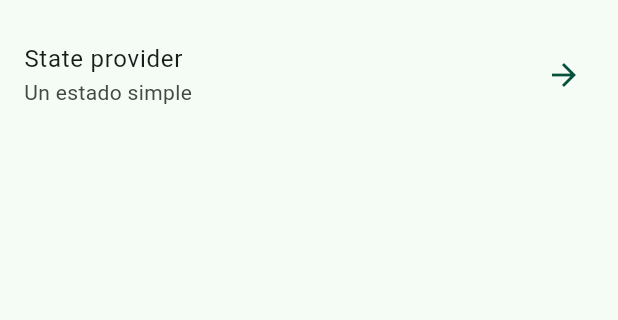
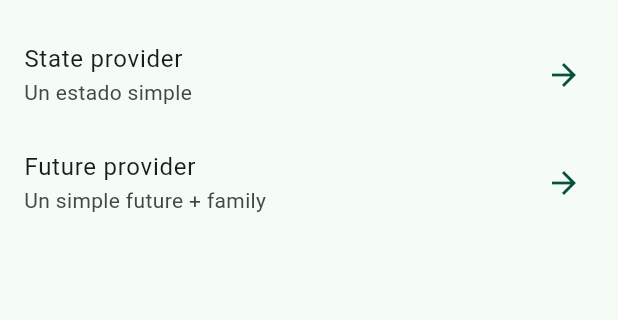
Before and after one commit to kervisvasquez1993/riverpod-riverapp, a Flutter app: the screen it shows after launch, on a phone screen of 412 x 824 dp, the part 63-383 px from its top. Run offline on Flutter 3.47's test engine with Material 3 defaults, Android fonts, the phone set to English and light mode, and no system bars; our stand-ins replace dio, flutter_riverpod, go_router, google_fonts; missing offline and left inert: random_name_generator.

Commit message:
future provider con pokmon

```diff
--- a/lib/config/config.dart
+++ b/lib/config/config.dart
@@ -1,3 +1,4 @@
 export 'theme/app_theme.dart';
 export 'router/app_router.dart';
 export 'helpers/random_generator.dart';
+export 'helpers/pokemon_service.dart';
--- a/lib/config/router/app_router.dart
+++ b/lib/config/router/app_router.dart
@@ -7,6 +7,9 @@ final appRouter = GoRouter(
     builder: (context, state) => const HomeScreen(),),
     GoRoute(path: '/state-provider',
     builder: (context, state) => StateProviderScreen(),
+    ),
+    GoRoute(path: '/future-provider',
+    builder: (context, state) => PokemonScreen(),
     )
   ]
 );
--- a/lib/presentation/providers/providers.dart
+++ b/lib/presentation/providers/providers.dart
@@ -1 +1,2 @@
 export 'random_name_provider.dart';
+export 'pokemon_provider.dart';
--- a/lib/presentation/screens/home/home_screen.dart
+++ b/lib/presentation/screens/home/home_screen.dart
@@ -24,10 +24,14 @@ class _HomeScreenView extends StatelessWidget {
   @override
   Widget build(BuildContext context) {
     return ListView(
-      children: [
+      children: const[
         _CustomListTile(title: 'State provider',
         subtitle: 'Un estado simple',
-        location: '/state-provider')
+        location: '/state-provider'),
+        _CustomListTile(
+        title: 'Future provider',
+        subtitle: 'Un simple future + family',
+        location: '/future-provider')
       ],
     );
   }
--- a/lib/presentation/screens/screens.dart
+++ b/lib/presentation/screens/screens.dart
@@ -1,2 +1,3 @@
 export 'home/home_screen.dart';
 export '01_state_provider/state_provider_screen.dart';
+export '02_future_provider/pokemon_screen.dart';
--- a/pubspec.yaml
+++ b/pubspec.yaml
@@ -29,6 +29,7 @@ environment:
 # versions available, run `flutter pub outdated`.
 dependencies:
   cupertino_icons: ^1.0.8
+  dio: ^5.7.0
   flutter:
     sdk: flutter
   flutter_riverpod: ^2.6.1
```
Also changed, not shown: lib/config/helpers/pokemon_service.dart (added, +15 -0 lines), lib/presentation/providers/pokemon_provider.dart (added, +15 -0 lines), lib/presentation/screens/02_future_provider/pokemon_screen.dart (added, +43 -0 lines), pubspec.lock.
